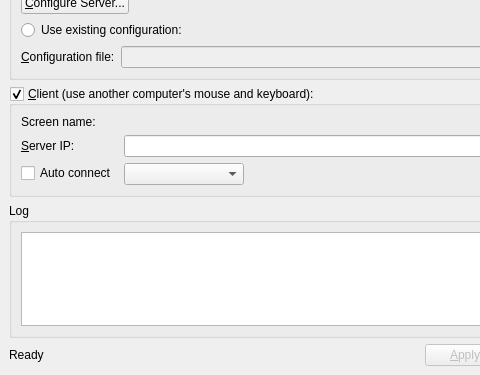
This is src/gui/res/MainWindowBase.ui in deskflow/deskflow as Qt 5 draws it before an edit; both pictures show x 0 to 480 and y 125 to 500 of the 600 by 500 pixel window. The edited form follows.
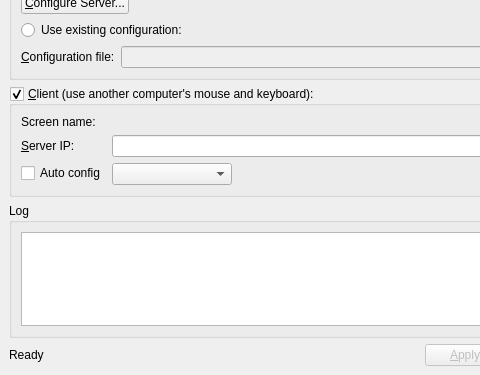
This is the edited form. Icons and pictures are not drawn.

Commit message: Resolved #4242 keep auto config name consistent

The edit to the form file:
```diff
--- a/src/gui/res/MainWindowBase.ui
+++ b/src/gui/res/MainWindowBase.ui
@@ -243,7 +243,7 @@
        <item row="3" column="0">
         <widget class="QCheckBox" name="m_pCheckBoxAutoConnect">
          <property name="text">
-          <string>Auto connect</string>
+          <string>Auto config</string>
          </property>
         </widget>
        </item>
```
Left out of the diff: 2 changed lines with no effect on the pictures. The commit also changes 10 other files.
